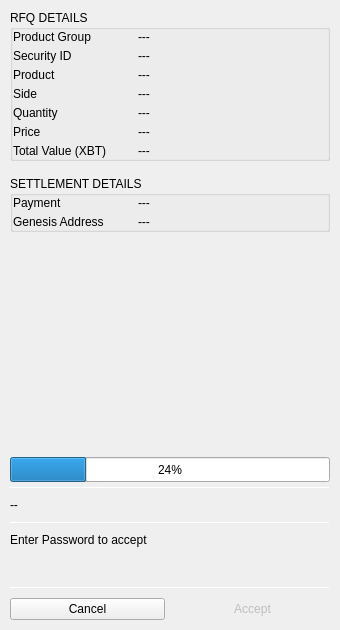
Qt form BlockSettleUILib/CCSettlementTransactionWidget.ui (BlockSettle/terminal) before a commit.
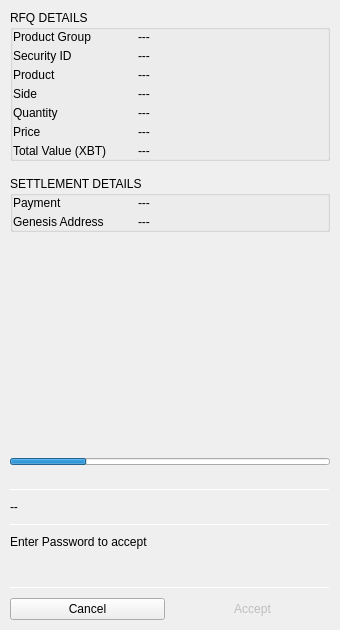
The same form after that commit. Icons and pictures are not drawn. Custom widgets are drawn as their Qt base class.

Commit message: settlement dialogs ui fixes

```diff
--- a/BlockSettleUILib/CCSettlementTransactionWidget.ui
+++ b/BlockSettleUILib/CCSettlementTransactionWidget.ui
@@ -757,22 +757,56 @@
        </spacer>
       </item>
       <item>
+       <widget class="QWidget" name="widget_2" native="true">
+        <layout class="QVBoxLayout" name="verticalLayout_3">
+         <property name="spacing">
+          <number>5</number>
+         </property>
+         <property name="leftMargin">
+          <number>0</number>
+         </property>
+         <property name="topMargin">
+          <number>0</number>
+         </property>
+         <property name="rightMargin">
+          <number>0</number>
+         </property>
+         <property name="bottomMargin">
+          <number>0</number>
+         </property>
+         <item>
        <widget class="QProgressBar" name="progressBar">
         <property name="minimumSize">
          <size>
           <width>0</width>
-          <height>25</height>
+             <height>7</height>
          </size>
         </property>
         <property name="maximumSize">
          <size>
           <width>16777215</width>
-          <height>25</height>
+             <height>7</height>
          </size>
         </property>
         <property name="value">
          <number>24</number>
         </property>
+           <property name="textVisible">
+            <bool>false</bool>
+           </property>
+          </widget>
+         </item>
+         <item>
+          <widget class="QLabel" name="labelTimeLeft">
+           <property name="text">
+            <string/>
+           </property>
+           <property name="alignment">
+            <set>Qt::AlignCenter</set>
+           </property>
+          </widget>
+         </item>
+        </layout>
        </widget>
       </item>
      </layout>
@@ -884,40 +918,6 @@
          <property name="bottomMargin">
           <number>0</number>
          </property>
-         <item>
-          <widget class="QLabel" name="label_14">
-           <property name="minimumSize">
-            <size>
-             <width>20</width>
-             <height>20</height>
-            </size>
-           </property>
-           <property name="maximumSize">
-            <size>
-             <width>20</width>
-             <height>20</height>
-            </size>
-           </property>
-           <property name="sizeIncrement">
-            <size>
-             <width>0</width>
-             <height>0</height>
-            </size>
-           </property>
-           <property name="text">
-            <string/>
-           </property>
-           <property name="pixmap">
-            <pixmap resource="armory.qrc">:/resources/sign@2x.png</pixmap>
-           </property>
-           <property name="scaledContents">
-            <bool>true</bool>
-           </property>
-           <property name="alignment">
-            <set>Qt::AlignCenter</set>
-           </property>
-          </widget>
-         </item>
          <item>
           <widget class="WalletKeysSubmitWidget" name="widgetSubmitKeys" native="true">
            <layout class="QHBoxLayout" name="horizontalLayout_9"/>
```
Left out of the diff: 4 changed lines with no effect on the pictures. Lines whose indentation alone changed are shown as unchanged. The commit also changes 14 other files.
